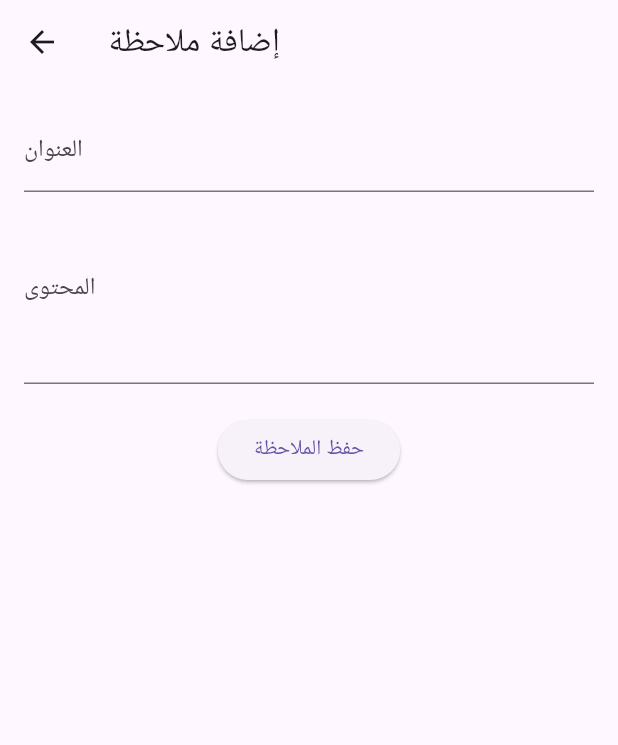
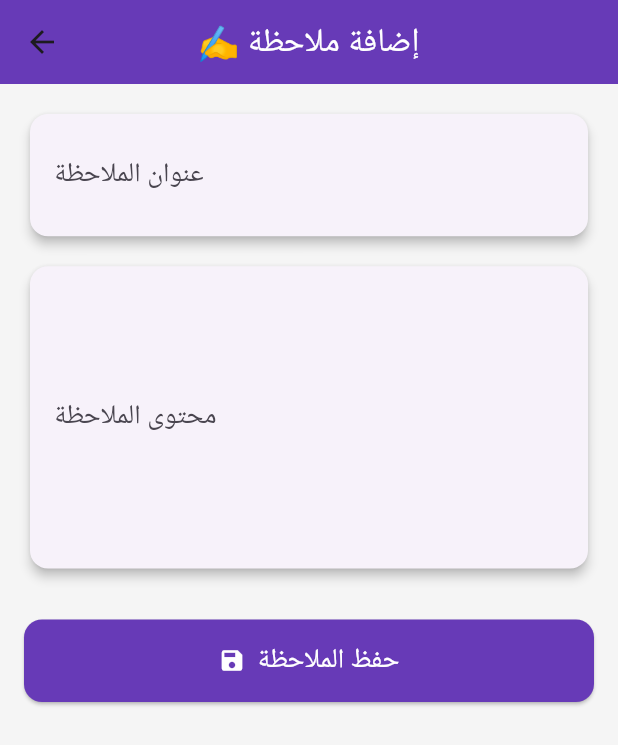
Before and after one commit to Osama0O0/note_app, a Flutter app: the screen it shows after launch, after a tap on the "add" icon, on a phone screen of 412 x 824 dp. Shown: the top 745 px of the screen. Run offline on Flutter 3.47's test engine with Material 3 defaults, Android fonts, the phone set to English and light mode, and no system bars; our stand-ins replace sqflite; accounts and stored records are empty.

Commit message:
new code

```diff
--- a/lib/add_note_screen.dart
+++ b/lib/add_note_screen.dart
@@ -13,8 +13,8 @@ class _AddNoteScreenState extends State<AddNoteScreen> {
   final TextEditingController _contentController = TextEditingController();
 
   _saveNote() async {
-    final title = _titleController.text;
-    final content = _contentController.text;
+    final title = _titleController.text.trim();
+    final content = _contentController.text.trim();
 
     if (title.isNotEmpty && content.isNotEmpty) {
       final note = {
@@ -26,34 +26,88 @@ class _AddNoteScreenState extends State<AddNoteScreen> {
       if (mounted) {
         Navigator.pop(context);
       }
-    } else {}
+    } else {
+      ScaffoldMessenger.of(context).showSnackBar(
+        const SnackBar(content: Text('الرجاء تعبئة العنوان والمحتوى')),
+      );
+    }
   }
 
   @override
   Widget build(BuildContext context) {
     return Scaffold(
+      backgroundColor: Colors.grey[100],
       appBar: AppBar(
-        title: Text('إضافة ملاحظة'),
+        backgroundColor: Colors.deepPurple,
+        title: const Text(
+          '✍️ إضافة ملاحظة',
+          style: TextStyle(color: Colors.white),
+        ),
+        centerTitle: true,
+        elevation: 0,
       ),
       body: Padding(
         padding: const EdgeInsets.all(16.0),
+        child: SingleChildScrollView(
           child: Column(
             children: [
-            TextField(
+              Card(
+                elevation: 3,
+                shape: RoundedRectangleBorder(
+                    borderRadius: BorderRadius.circular(12)),
+                child: Padding(
+                  padding:
+                      const EdgeInsets.symmetric(horizontal: 16, vertical: 12),
+                  child: TextField(
                     controller: _titleController,
-              decoration: InputDecoration(labelText: 'العنوان'),
+                    decoration: const InputDecoration(
+                      border: InputBorder.none,
+                      labelText: 'عنوان الملاحظة',
+                      labelStyle: TextStyle(fontSize: 18),
                     ),
-            TextField(
+                  ),
+                ),
+              ),
+              const SizedBox(height: 12),
+              Card(
+                elevation: 3,
+                shape: RoundedRectangleBorder(
+                    borderRadius: BorderRadius.circular(12)),
+                child: Padding(
+                  padding:
+                      const EdgeInsets.symmetric(horizontal: 16, vertical: 12),
+                  child: TextField(
                     controller: _contentController,
-              decoration: InputDecoration(labelText: 'المحتوى'),
-              maxLines: 4,
+                    decoration: const InputDecoration(
+                      border: InputBorder.none,
+                      labelText: 'محتوى الملاحظة',
+                      labelStyle: TextStyle(fontSize: 18),
                     ),
-            SizedBox(height: 20),
-            ElevatedButton(
+                    maxLines: 6,
+                  ),
+                ),
+              ),
+              const SizedBox(height: 30),
+              SizedBox(
+                width: double.infinity,
+                child: ElevatedButton.icon(
                   onPressed: _saveNote,
-              child: Text('حفظ الملاحظة'),
+                  style: ElevatedButton.styleFrom(
+                    backgroundColor: Colors.deepPurple,
+                    padding: const EdgeInsets.symmetric(vertical: 14),
+                    shape: RoundedRectangleBorder(
+                      borderRadius: BorderRadius.circular(12),
                     ),
+                  ),
+                  icon: const Icon(Icons.save, color: Colors.white),
+                  label: const Text(
+                    'حفظ الملاحظة',
+                    style: TextStyle(fontSize: 18, color: Colors.white),
+                  ),
+                ),
+              )
             ],
+          ),
         ),
       ),
     );
--- a/lib/main.dart
+++ b/lib/main.dart
@@ -3,6 +3,7 @@ import 'package:notes/notes_screen.dart';
 
 void main() {
   runApp(MaterialApp(
+    debugShowCheckedModeBanner: false,
     home: NotesScreen(),
   ));
 }
--- a/lib/notes_screen.dart
+++ b/lib/notes_screen.dart
@@ -1,6 +1,8 @@
 import 'package:flutter/material.dart';
+import 'package:intl/intl.dart';
 import 'package:notes/add_note_screen.dart';
 import 'package:notes/database_helper.dart';
+import 'package:intl/date_symbol_data_local.dart';
 
 class NotesScreen extends StatefulWidget {
   const NotesScreen({super.key});
@@ -15,40 +17,94 @@ class _NotesScreenState extends State<NotesScreen> {
   @override
   void initState() {
     super.initState();
+    initializeDateFormatting('ar_SA', null).then((_) {
       _loadNotes();
+    });
   }
 
   _loadNotes() async {
     final notes = await DatabaseHelper.instance.getAllNotes();
     setState(() {
-      _notes = notes;
+      _notes = notes.reversed.toList();
     });
+  }
+
+  String _formatDate(String rawDate) {
+    final date = DateTime.parse(rawDate);
+    return DateFormat.yMMMMd('ar_SA').format(date);
   }
 
   @override
   Widget build(BuildContext context) {
     return Scaffold(
+      backgroundColor: Colors.grey[100],
       appBar: AppBar(
-        title: Text('مذكرات سريعة'),
+        backgroundColor: Colors.deepPurple,
+        title: const Text(
+          '📝 مذكرات سريعة',
+          style: TextStyle(color: Colors.white),
         ),
-      body: ListView.builder(
+        centerTitle: true,
+        elevation: 0,
+      ),
+      body: _notes.isEmpty
+          ? const Center(
+              child: Text(
+                'لا توجد مذكرات بعد 😴',
+                style: TextStyle(fontSize: 18, color: Colors.grey),
+              ),
+            )
+          : ListView.builder(
+              padding: const EdgeInsets.all(12),
               itemCount: _notes.length,
               itemBuilder: (context, index) {
-          return ListTile(
-            title: Text(_notes[index]['title']),
-            subtitle: Text(_notes[index]['content']),
+                final note = _notes[index];
+                return Card(
+                  elevation: 4,
+                  margin: const EdgeInsets.symmetric(vertical: 8),
+                  shape: RoundedRectangleBorder(
+                    borderRadius: BorderRadius.circular(16),
+                  ),
+                  child: ListTile(
+                    contentPadding: const EdgeInsets.all(16),
+                    title: Text(
+                      textAlign: TextAlign.right,
+                      overflow: TextOverflow.ellipsis,
+                      note['title'],
+                      style: const TextStyle(
+                        fontWeight: FontWeight.bold,
+                        fontSize: 18,
+                      ),
+                    ),
+                    subtitle: Padding(
+                      padding: const EdgeInsets.only(top: 8),
+                      child: Text(
+                        textAlign: TextAlign.right,
+                        note['content'],
+                        maxLines: 2,
+                        overflow: TextOverflow.ellipsis,
+                        style: const TextStyle(fontSize: 16),
+                      ),
+                    ),
+                    trailing: Text(
+                      _formatDate(note['dateCreated']),
+                      style: const TextStyle(fontSize: 12, color: Colors.grey),
+                    ),
                     onTap: () {},
+                  ),
                 );
               },
             ),
       floatingActionButton: FloatingActionButton(
-        onPressed: () {
-          Navigator.push(
+        backgroundColor: Colors.deepPurple,
+        onPressed: () async {
+          await Navigator.push(
             context,
-            MaterialPageRoute(builder: (context) => AddNoteScreen()),
+            MaterialPageRoute(builder: (context) => const AddNoteScreen()),
           );
+          _loadNotes();
         },
-        child: Icon(Icons.add),
+        child: const Icon(Icons.add, color: Colors.white),
       ),
     );
   }
--- a/pubspec.yaml
+++ b/pubspec.yaml
@@ -31,6 +31,7 @@ dependencies:
   cupertino_icons: ^1.0.8
   flutter:
     sdk: flutter
+  intl: ^0.20.2
   path: ^1.9.0
   sqflite: ^2.4.1
 
```
Also changed, not shown: pubspec.lock, 1 other file. Lines whose indentation alone changed are shown as unchanged.
